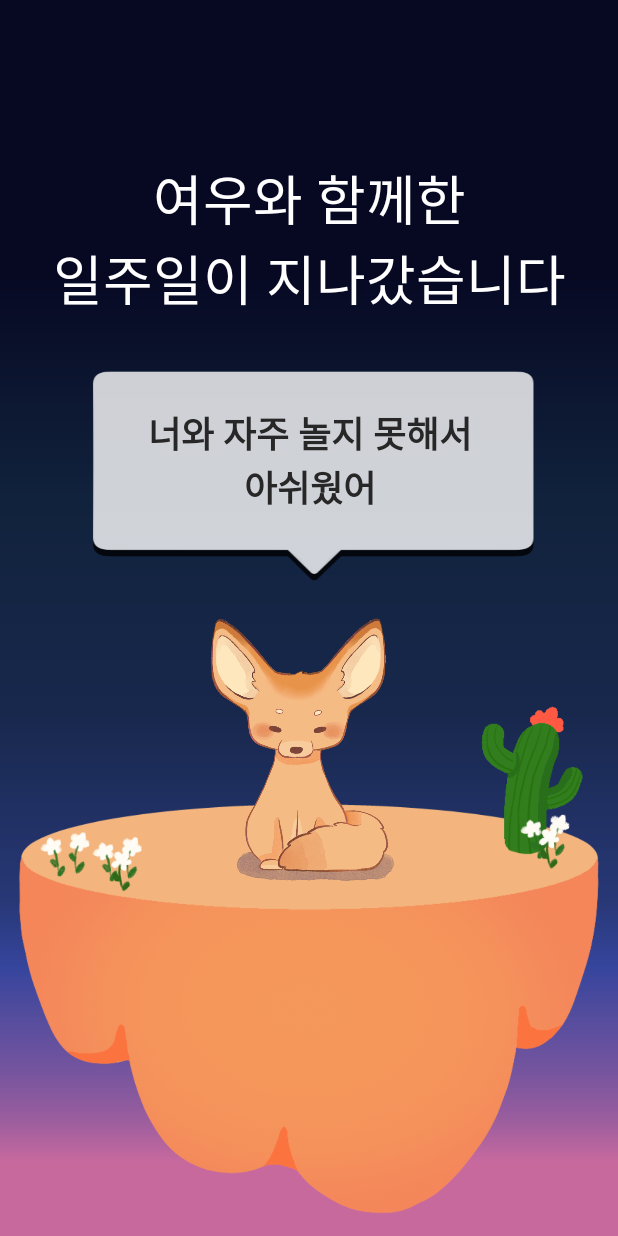
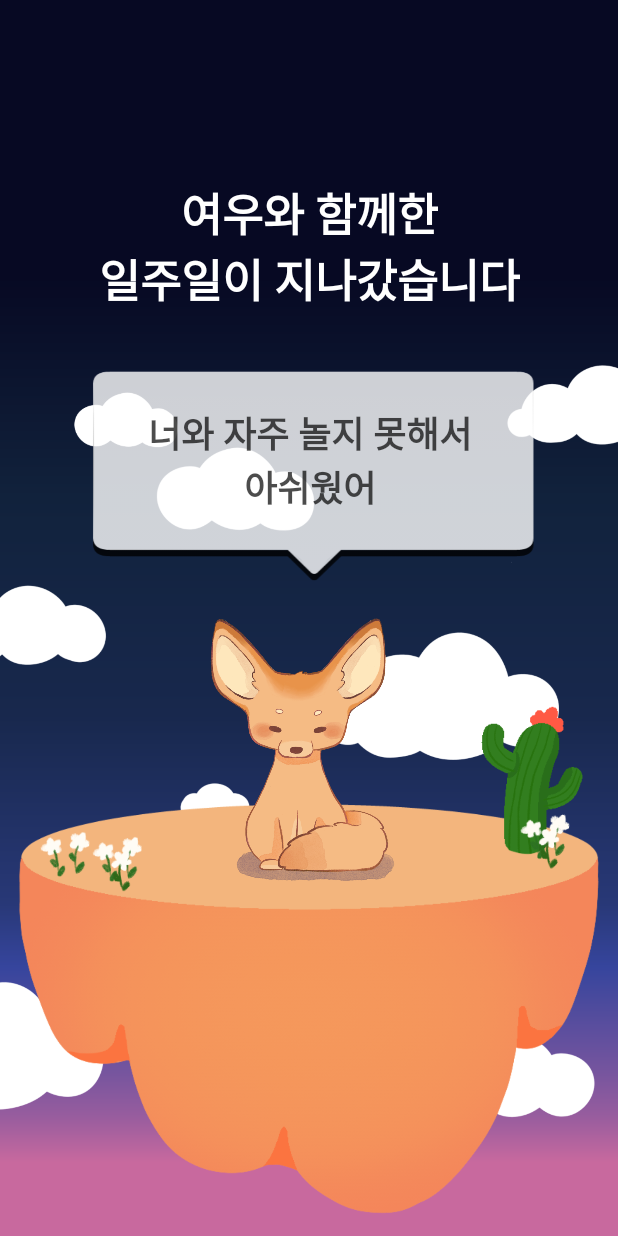
Before and after one commit to HZie/Appsolute-Time-with-Fox, an Android app: the GetfoxActivity screen opened directly, with no data from a screen before it, on a phone screen of 412 x 824 dp. Run offline under Robolectric (Android 15) with nearby library versions, the phone set to English and light mode, and no system bars.

```diff
--- a/app/src/main/res/layout/activity_getfox.xml
+++ b/app/src/main/res/layout/activity_getfox.xml
@@ -6,6 +6,16 @@
     android:layout_height="match_parent"
     android:id="@+id/popup"
     android:background="@drawable/splash_background2">
+
+    <ImageView
+        android:id="@+id/imageView2"
+        android:layout_width="wrap_content"
+        android:layout_height="wrap_content"
+        app:layout_constraintBottom_toBottomOf="parent"
+        app:layout_constraintEnd_toEndOf="parent"
+        app:layout_constraintStart_toStartOf="parent"
+        app:layout_constraintTop_toTopOf="parent"
+        app:srcCompat="@drawable/cloud_background" />
 
     <ImageView
         android:id="@+id/endfox_ground2"
@@ -56,7 +66,7 @@
         android:fontFamily="@font/baekboam_normalfont"
         android:text="@string/get1"
         android:textAlignment="center"
-        android:textColor="#272727"
+        android:textColor="#B3000000"
         android:textSize="24sp"
         android:textStyle="bold"
         app:layout_constraintBottom_toBottomOf="@+id/wordBox"
@@ -70,11 +80,12 @@
         android:id="@+id/endfox_text"
         android:layout_width="wrap_content"
         android:layout_height="wrap_content"
-        android:fontFamily="@font/baekboam_normalfont"
+        android:fontFamily="@font/dx_splashfont"
         android:text="@string/getfox"
+        android:textStyle="bold"
         android:textAlignment="center"
         android:textColor="#FFFFFF"
-        android:textSize="36sp"
+        android:textSize="30sp"
         app:layout_constraintBottom_toTopOf="@id/wordBox"
         app:layout_constraintEnd_toEndOf="parent"
         app:layout_constraintHorizontal_bias="0.5"
--- a/app/src/main/res/layout/activity_main.xml
+++ b/app/src/main/res/layout/activity_main.xml
@@ -148,7 +148,7 @@
         android:layout_height="wrap_content"
         android:fontFamily="@font/baekboam_normalfont"
         android:text="@string/hi"
-        android:textColor="#272727"
+        android:textColor="#B3000000"
         android:textSize="18sp"
         android:textStyle="bold"
         android:visibility="invisible"
```
Also changed, not shown: app/src/main/res/layout/activity_newfox.xml (+10 -2 lines), app/src/main/res/drawable-v24/cloud_background.png (added).
